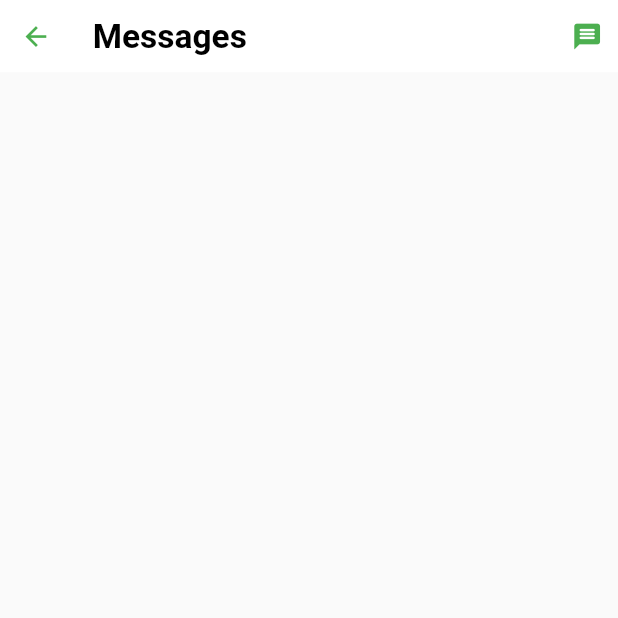
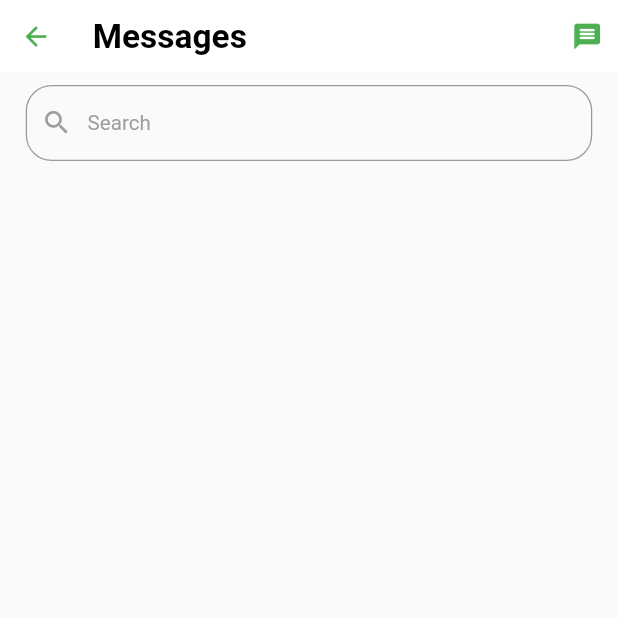
Before and after one commit to thisissandeepkumar/chirp_flutter, a Flutter app: the HomePage screen opened by its route, on a phone screen of 412 x 824 dp, the top half of it. Run offline on Flutter 3.47's test engine with Material 2 defaults, Android fonts, the phone set to English and light mode, and no system bars; our stand-ins replace responsive_framework, shared_preferences; accounts and stored records are empty.

Commit message:
Search Bar added

```diff
--- a/lib/pages/home/index.dart
+++ b/lib/pages/home/index.dart
@@ -14,6 +14,14 @@ class _HomePageState extends State<HomePage> {
   late double height;
 
   late AuthProvider authProvider;
+
+  late TextEditingController searchController;
+
+  @override
+  void initState() {
+    super.initState();
+    searchController = TextEditingController();
+  }
 
   @override
   Widget build(BuildContext context) {
@@ -35,6 +43,19 @@ class _HomePageState extends State<HomePage> {
       authProvider = Provider.of<AuthProvider>(innerContext);
       return Scaffold(
         appBar: homeAppBar(),
+        body: Column(
+          children: [
+            Container(
+              margin: const EdgeInsets.symmetric(
+                horizontal: 20,
+                vertical: 10,
+              ),
+              child: searchBar(
+                searchController,
+              ),
+            ),
+          ],
+        ),
       );
     });
   }
@@ -54,4 +75,27 @@ class _HomePageState extends State<HomePage> {
       ],
     );
   }
+
+  // Individual Widgets
+  Widget searchBar(TextEditingController controller) {
+    return TextFormField(
+      controller: controller,
+      onChanged: (String? searchValue) {
+        // TODO: Search Logic to be implemented
+      },
+      decoration: InputDecoration(
+        hintText: "Search",
+        hintStyle: const TextStyle(
+          color: Colors.grey,
+        ),
+        prefixIcon: const Icon(
+          Icons.search,
+          color: Colors.grey,
+        ),
+        border: OutlineInputBorder(
+          borderRadius: BorderRadius.circular(20),
+        ),
+      ),
+    );
+  }
 }
```
